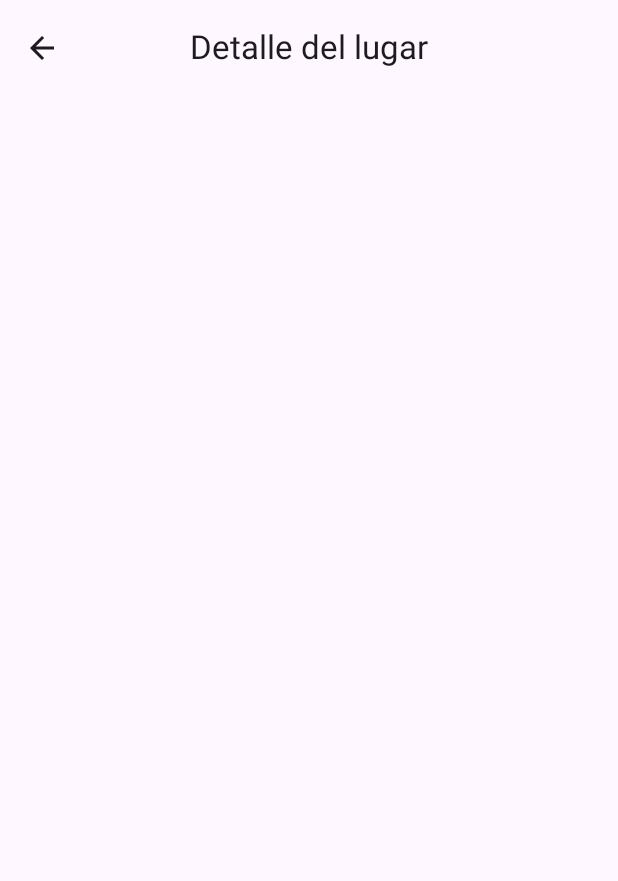
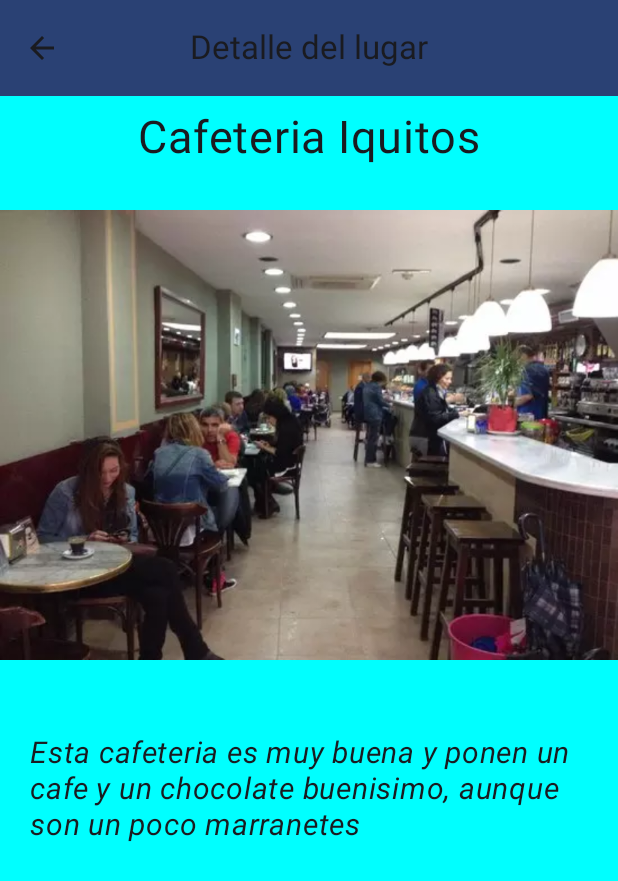
Before and after one commit to jozeluin/MyCity, an Android app built with Jetpack Compose: the DETALLES screen opened through its navigation route, on a phone screen of 412 x 824 dp. Shown: the top 881 px of the screen. Run offline under Robolectric (Android 15) with nearby library versions, the phone set to English and light mode, and no system bars; our stand-ins replace window size class.

Commit message:
Pc.La he termindado

```diff
--- a/app/src/main/java/com/cursokotlin/mycity/CityApp.kt
+++ b/app/src/main/java/com/cursokotlin/mycity/CityApp.kt
@@ -1,9 +1,8 @@
 package com.cursokotlin.mycity
 
-import android.text.Layout
+
 import android.util.Log
-
-
+import androidx.compose.foundation.layout.PaddingValues
 import androidx.compose.foundation.layout.padding
 import androidx.compose.material.icons.Icons
 import androidx.compose.material.icons.filled.ArrowBack
@@ -11,18 +10,20 @@ import androidx.compose.material3.CenterAlignedTopAppBar
 import androidx.compose.material3.ExperimentalMaterial3Api
 import androidx.compose.material3.Icon
 import androidx.compose.material3.IconButton
+import androidx.compose.material3.MaterialTheme
 import androidx.compose.material3.Scaffold
 import androidx.compose.material3.Text
-import androidx.compose.material3.TopAppBar
+import androidx.compose.material3.TopAppBarDefaults
 import androidx.compose.material3.windowsizeclass.WindowWidthSizeClass
 import androidx.compose.runtime.Composable
 import androidx.compose.runtime.collectAsState
 import androidx.compose.runtime.getValue
-import androidx.compose.ui.Alignment
 import androidx.compose.ui.Modifier
+import androidx.compose.ui.graphics.Color
 import androidx.compose.ui.res.stringResource
 import androidx.compose.ui.text.style.TextAlign
 import androidx.compose.ui.tooling.preview.Preview
+import androidx.compose.ui.unit.dp
 import androidx.lifecycle.viewmodel.compose.viewModel
 import androidx.navigation.NavHostController
 import androidx.navigation.compose.NavHost
@@ -30,11 +31,10 @@ import androidx.navigation.compose.composable
 import androidx.navigation.compose.currentBackStackEntryAsState
 import androidx.navigation.compose.rememberNavController
 import com.cursokotlin.mycity.model.Screens
-import com.cursokotlin.mycity.model.TypePlaceScreen
 import com.cursokotlin.mycity.ui.CityViewModel
+import com.cursokotlin.mycity.ui.DetailPlace
 import com.cursokotlin.mycity.ui.ListCategoryScreen
 import com.cursokotlin.mycity.ui.RecommendationList
-import com.cursokotlin.mycity.ui.previewListItem
 import com.cursokotlin.mycity.ui.utils.CityContentType
 
 
@@ -43,7 +43,7 @@ import com.cursokotlin.mycity.ui.utils.CityContentType
 fun CityApp(
     windowSize: WindowWidthSizeClass,
     navController: NavHostController = rememberNavController(),
-    modifier: Modifier = Modifier
+    modifier: Modifier=Modifier
 ) {
 
     val backStackEntry by navController.currentBackStackEntryAsState()
@@ -79,6 +79,8 @@ fun CityApp(
 
 
     Scaffold(
+        containerColor = Color.Cyan,
+
         topBar = {
             CityAppBar(
                 screens = curresntScreen,
@@ -91,7 +93,7 @@ fun CityApp(
         NavHost(
             navController = navController,
             startDestination = Screens.LISTA_CATEGORIAS.name,
-            modifier = Modifier.padding(innerPadding)
+            modifier = modifier.padding(innerPadding).padding(top=10.dp)
         ) {
             if (contentType != CityContentType.LIST_AND_DETAIL) {
                 Log.i("MiCategoria", "He pasado")
@@ -100,18 +102,31 @@ fun CityApp(
                     ListCategoryScreen(
                         category = uiState.categoryList,
                         onClik = {
-                           viewModel.updateCurrentCategory(it)
+                            viewModel.updateCurrentCategory(it)
                             navController.navigate(Screens.LISTA_RECOMENDACIONES.name)
-                                 },
+                        },
                         modifier = Modifier
                     )
 
                 }
                 composable(route = Screens.LISTA_RECOMENDACIONES.name) {
                     //previewListItem()
-                    RecommendationList(place =viewModel.listOfItemsbycategory, onClik = {})
+                    RecommendationList(
+                        place = viewModel.listOfItemsbycategory,
+                        onClik = {
+                            viewModel.updateCurrentPlace(it)
+                            navController.navigate(Screens.DETALLES.name)
+
+                        }
+                    )
                 }
                 composable(route = Screens.DETALLES.name) {
+                    DetailPlace(
+                        selectedPlace = uiState.currentPlace,
+                        modifier = Modifier,
+                        contentPadding = PaddingValues()
+
+                    )
 
                 }
 
@@ -119,6 +134,7 @@ fun CityApp(
 
             }
 
+        }
         }
     }
 
@@ -134,7 +150,7 @@ fun CityApp(
      }*/
 
 
-}
+
 
 
 @OptIn(ExperimentalMaterial3Api::class)
@@ -148,10 +164,13 @@ fun CityAppBar(
 ) {
     CenterAlignedTopAppBar(
 
-        title = { Text(stringResource(screens.title),textAlign= TextAlign.End) },
+        title = { Text(stringResource(screens.title), textAlign = TextAlign.End) },
         modifier = modifier,
+        colors = TopAppBarDefaults.centerAlignedTopAppBarColors(
+            containerColor = MaterialTheme.colorScheme.primary ),
         navigationIcon = {
             if (canNavigateBack) {
+
                 IconButton(onClick = navigateup) {
                     Icon(
                         imageVector = Icons.Filled.ArrowBack,
@@ -182,5 +201,5 @@ fun cityAppbarpreview() {
 fun citypreview() {
     val navController: NavHostController = rememberNavController()
 
-    CityApp(windowSize = WindowWidthSizeClass.Compact, navController = navController)
+    CityApp(windowSize = WindowWidthSizeClass.Compact, navController = navController, modifier = Modifier)
 }
--- a/app/src/main/java/com/cursokotlin/mycity/ui/DetailPlace.kt
+++ b/app/src/main/java/com/cursokotlin/mycity/ui/DetailPlace.kt
@@ -1,4 +1,42 @@
 package com.cursokotlin.mycity.ui
+
+import androidx.compose.foundation.layout.Box
+import androidx.compose.foundation.layout.Column
+import androidx.compose.foundation.layout.PaddingValues
+import androidx.compose.foundation.layout.Spacer
+import androidx.compose.foundation.layout.calculateEndPadding
+import androidx.compose.foundation.layout.calculateStartPadding
+import androidx.compose.foundation.layout.fillMaxWidth
+import androidx.compose.foundation.layout.height
+import androidx.compose.foundation.layout.padding
+import androidx.compose.foundation.layout.size
+import androidx.compose.foundation.rememberScrollState
+import androidx.compose.foundation.verticalScroll
+import androidx.compose.material3.ExperimentalMaterial3Api
+import androidx.compose.material3.MaterialTheme
+import androidx.compose.material3.Scaffold
+import androidx.compose.material3.Surface
+import androidx.compose.material3.Text
+import androidx.compose.runtime.Composable
+import androidx.compose.runtime.collectAsState
+import androidx.compose.runtime.getValue
+import androidx.compose.ui.Alignment
+import androidx.compose.ui.Modifier
+import androidx.compose.ui.draw.paint
+import androidx.compose.ui.layout.ContentScale
+import androidx.compose.ui.platform.LocalLayoutDirection
+import androidx.compose.ui.res.painterResource
+import androidx.compose.ui.res.stringResource
+import androidx.compose.ui.text.font.FontStyle
+import androidx.compose.ui.text.style.TextAlign
+import androidx.compose.ui.tooling.preview.Preview
+import androidx.compose.ui.unit.dp
+import androidx.compose.ui.unit.sp
+import androidx.lifecycle.viewmodel.compose.viewModel
+import com.cursokotlin.mycity.CityAppBar
+import com.cursokotlin.mycity.model.Place
+import com.cursokotlin.mycity.model.Screens
+import com.cursokotlin.mycity.ui.theme.MyCityTheme
 
 
 /*
@@ -14,3 +52,110 @@ private fun SportsListImageItem(sport: Sport, modifier: Modifier = Modifier) {
         )
     }
 }*/
+
+@Composable
+ fun DetailPlace(
+    selectedPlace: Place, modifier: Modifier, contentPadding: PaddingValues
+) {
+    val scrollState = rememberScrollState()
+    val layoutDirection = LocalLayoutDirection.current
+    Box(
+        modifier = modifier
+            .verticalScroll(state = scrollState)
+            .padding(top = contentPadding.calculateTopPadding())
+    ) {
+        Column(
+            horizontalAlignment = Alignment.CenterHorizontally,
+            modifier = Modifier.padding(
+                bottom = contentPadding.calculateTopPadding(),
+                start = contentPadding.calculateStartPadding(layoutDirection),
+                end = contentPadding.calculateEndPadding(layoutDirection)
+            )
+        ) {
+            Text(
+                text = stringResource(id = selectedPlace.titleResourceId),
+                textAlign = TextAlign.Center,
+                fontSize = 30.sp
+            )
+            Spacer(modifier = modifier.size(30.dp))
+
+            Box {
+
+                Box(
+                    contentAlignment = Alignment.TopCenter,
+                        modifier = modifier
+                            .fillMaxWidth()
+                            .height(300.dp)
+                            .paint( painterResource(id = selectedPlace.imageResoureId),
+                                contentScale = ContentScale.FillBounds)
+
+                )
+
+
+                {
+                    /*Image(
+                        painter = painterResource(selectedPlace.imageResoureId),
+                        contentDescription = null,
+                        alignment = Alignment.Center,
+                        contentScale = ContentScale.FillBounds,
+                    )
+*/
+
+                }
+
+
+            }
+            Spacer(modifier = modifier.size(30.dp))
+            Text(
+                text = stringResource(selectedPlace.placeDetails),
+                style = MaterialTheme.typography.bodyLarge,
+                fontSize = 20.sp,
+                fontStyle= FontStyle.Italic,
+                modifier = Modifier.padding(
+                    vertical = 20.dp,
+                    horizontal = 20.dp
+                )
+            )
+
+
+
+        }
+
+    }
+}
+
+@OptIn(ExperimentalMaterial3Api::class)
+@Preview
+@Composable
+fun DetailPlacePreview() {
+    val viewModel: CityViewModel = viewModel()
+    val uiState by viewModel.uiState.collectAsState()
+
+    val tipodecategoria = Screens.LISTA_CATEGORIAS
+    CityAppBar(
+        screens = tipodecategoria,
+        canNavigateBack = true,
+        navigateup = { })
+
+    Scaffold(
+        topBar = {
+            CityAppBar(
+                screens = tipodecategoria,
+                canNavigateBack = true,
+                navigateup = { })
+
+        }) { innerPadding ->
+
+        MyCityTheme {
+            Surface {
+                DetailPlace(
+                    selectedPlace = uiState.currentPlace,
+                    modifier = Modifier,
+                    contentPadding = innerPadding,
+
+                    )
+            }
+        }
+    }
+
+}
--- a/app/src/main/res/values/strings.xml
+++ b/app/src/main/res/values/strings.xml
@@ -43,7 +43,7 @@
 
     <!--    Comentarios de cafeterias-->
     <string name="Comentario_Cafeteria">Esta cafeteria es muy buena y ponen un
-    cafe y un chocolate buenisimo, y son limpios</string>
+    cafe y un chocolate buenisimo, aunque son un poco marranetes</string>
 
     <!--    Comentarios de Bibliotecas-->
     <string name="Comentario_Bibliotecas">Esta Bibliotecas esta muy bien es silenciosa
```
Also changed, not shown: app/src/main/java/com/cursokotlin/mycity/MainActivity.kt (+9 -6 lines), app/src/main/java/com/cursokotlin/mycity/ui/CityViewModel.kt (+7 -0 lines).
